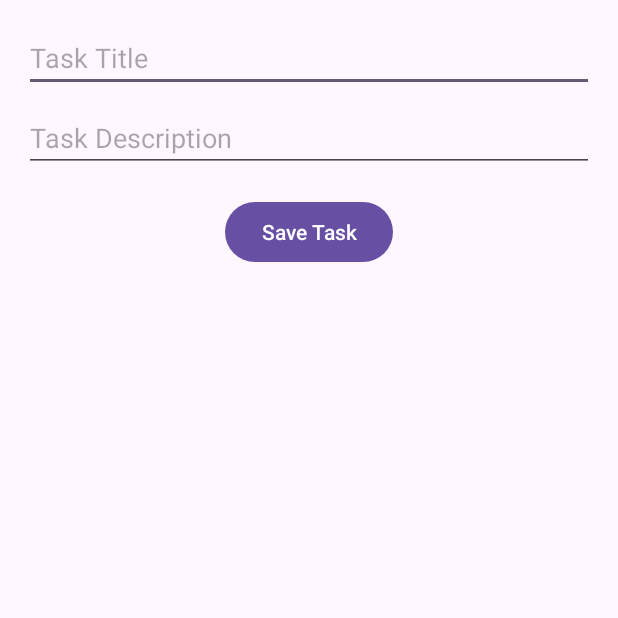
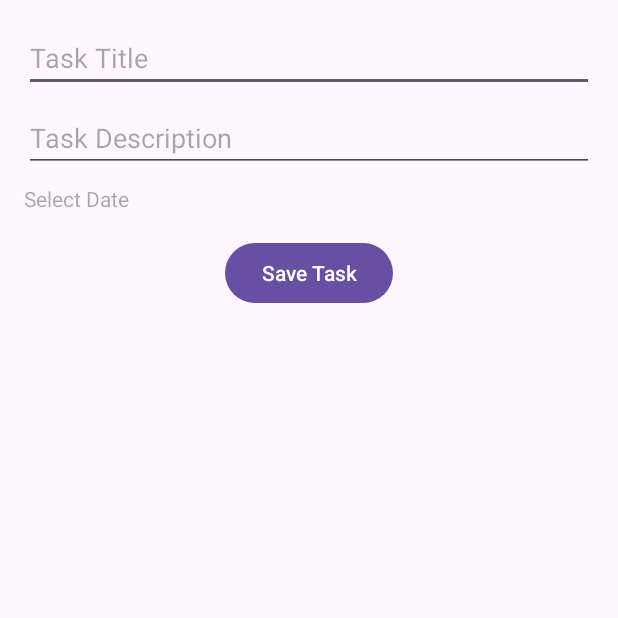
Before and after one commit to MySavEv/TodoList_Project_Group, an Android app: the screen it shows after launch (AddTaskActivity), after a tap on "Add New Task", on a phone screen of 412 x 824 dp, the top half of it. Run offline under Robolectric (Android 15) with nearby library versions, the phone set to English and light mode, and no system bars; 2 statements that could not run were skipped.

Commit message:
fix update tasklist when callback from addtask activity

```diff
--- a/app/src/main/java/com/example/todolist_project_group/AddTaskActivity.java
+++ b/app/src/main/java/com/example/todolist_project_group/AddTaskActivity.java
@@ -4,13 +4,22 @@ import android.content.Intent;
 import android.os.Bundle;
 import androidx.appcompat.app.AppCompatActivity;
 
+import android.view.LayoutInflater;
 import android.view.View;
+import android.view.ViewGroup;
 import android.widget.Button;
+import android.widget.CalendarView;
 import android.widget.EditText;
+import android.widget.PopupWindow;
+import android.widget.TextView;
 
 public class AddTaskActivity extends AppCompatActivity {
     private EditText editTextTaskTitle, editTextTaskDescription;
     private Button buttonSaveTask;
+    private CalendarView calendarView;
+    private PopupWindow calendarPopupWindow;
+    private TextView editTextDueDate;
+
 
     @Override
     protected void onCreate(Bundle savedInstanceState) {
@@ -19,7 +28,18 @@ public class AddTaskActivity extends AppCompatActivity {
 
         editTextTaskTitle = findViewById(R.id.editTextTaskTitle);
         editTextTaskDescription = findViewById(R.id.editTextTaskDescription);
+        editTextDueDate = findViewById(R.id.editTextDueDate);
         buttonSaveTask = findViewById(R.id.buttonSaveTask);
+
+        createCalendarPopup();
+
+        editTextDueDate.setOnClickListener(new View.OnClickListener() {
+            @Override
+            public void onClick(View view) {
+                calendarPopupWindow.showAsDropDown(view, 0, 0);
+            }
+        });
+
 
         buttonSaveTask.setOnClickListener(new View.OnClickListener() {
             @Override
@@ -27,11 +47,13 @@ public class AddTaskActivity extends AppCompatActivity {
                 // Get the task details
                 String title = editTextTaskTitle.getText().toString().trim();
                 String description = editTextTaskDescription.getText().toString().trim();
+                String duedate = editTextDueDate.getText().toString().trim();
 
                 // Create an intent to send the data back to MainActivity
                 Intent resultIntent = new Intent();
                 resultIntent.putExtra("TASK_TITLE", title);
                 resultIntent.putExtra("TASK_DESCRIPTION", description);
+                resultIntent.putExtra("TASK_DUEDATE", duedate);
 
                 // Set result and finish the activity
                 setResult(RESULT_OK, resultIntent);
@@ -39,4 +61,29 @@ public class AddTaskActivity extends AppCompatActivity {
             }
         });
     }
+
+    // สร้าง PopupWindow สำหรับแสดง CalendarView
+    private void createCalendarPopup() {
+        // ใช้ LayoutInflater เพื่อโหลด layout สำหรับ PopupWindow
+        View popupView = LayoutInflater.from(this).inflate(R.layout.popup_calendar, null);
+
+        // หาค่าของ CalendarView และ TextView ใน PopupWindow
+        calendarView = popupView.findViewById(R.id.calendarView);
+
+        // กำหนดการตั้งค่าการเลือกวันที่
+        calendarView.setOnDateChangeListener((view, year, month, dayOfMonth) -> {
+            // เมื่อเลือกวันที่จาก CalendarView
+            String selectedDate = dayOfMonth + "/" + (month + 1) + "/" + year;
+            editTextDueDate.setText(selectedDate);
+            // ปิด PopupWindow หลังจากเลือกวันที่
+            calendarPopupWindow.dismiss();
+        });
+
+        // สร้าง PopupWindow จาก popupView
+        calendarPopupWindow = new PopupWindow(popupView, ViewGroup.LayoutParams.WRAP_CONTENT, ViewGroup.LayoutParams.WRAP_CONTENT);
+
+        // กำหนดให้ PopupWindow ไม่สามารถขยายไปนอกขอบเขตของหน้าจอ
+        calendarPopupWindow.setFocusable(true); // ทำให้สามารถโฟกัสได้
+        calendarPopupWindow.setOutsideTouchable(true); // ทำให้สามารถคลิกนอก PopupWindow เพื่อปิดมัน
+    }
 }
--- a/app/src/main/java/com/example/todolist_project_group/MainActivity.java
+++ b/app/src/main/java/com/example/todolist_project_group/MainActivity.java
@@ -18,6 +18,7 @@ import androidx.recyclerview.widget.ItemTouchHelper;
 import androidx.recyclerview.widget.LinearLayoutManager;
 import androidx.recyclerview.widget.RecyclerView;
 
+import java.text.SimpleDateFormat;
 import java.util.ArrayList;
 import java.util.Date;
 import java.util.List;
@@ -42,14 +43,13 @@ public class MainActivity extends AppCompatActivity {
         recyclerViewTasks.setLayoutManager(new LinearLayoutManager(this));
 
         taskList = new ArrayList<>();
-        taskAdapter = new TaskAdapter(taskList);
+        taskAdapter = new TaskAdapter(taskList,taskRepository);
         recyclerViewTasks.setAdapter(taskAdapter);
 
         // Sample data
         taskRepository.insertTask("1", "Milk, Eggs, Bread",new Date(),0);
 
         taskList.addAll(taskRepository.getAllTasks());
-
         taskAdapter.notifyDataSetChanged();
 
         Button buttonAddTask = findViewById(R.id.buttonAddTask);
@@ -57,7 +57,7 @@ public class MainActivity extends AppCompatActivity {
             @Override
             public void onClick(View v) {
                 Intent intent = new Intent(MainActivity.this, AddTaskActivity.class);
-                startActivity(intent);
+                startActivityForResult(intent,1);
             }
         });
 
@@ -70,12 +70,12 @@ public class MainActivity extends AppCompatActivity {
             @Override
             public void onSwiped(@NonNull RecyclerView.ViewHolder viewHolder, int direction) {
                 int position = viewHolder.getAdapterPosition();
-
                 //Alert ask use for delete task
                 new AlertDialog.Builder(MainActivity.this)
                         .setMessage("Are you sure you want to delete this task?")
                         .setPositiveButton("Yes", (dialog, which) -> {
                             // Proceed with deletion
+                            taskRepository.deleteTask(taskList.get(position).getId());
                             taskAdapter.removeItem(position);
                         })
                         .setNegativeButton("No", (dialog, which) -> {
@@ -97,9 +97,12 @@ public class MainActivity extends AppCompatActivity {
             // Retrieve the task details from the intent
             String title = data.getStringExtra("TASK_TITLE");
             String description = data.getStringExtra("TASK_DESCRIPTION");
+            String duedate = data.getStringExtra("TASK_DUEDATE");
 
             // Add the new task to the list and update the adapter
-            taskList.add(new Task(title, description,new Date(),0));
+            taskRepository.insertTask(title,description,duedate,0);
+            taskList.removeAll(taskList);
+            taskList.addAll(taskRepository.getAllTasks());
             taskAdapter.notifyDataSetChanged();
         }
     }
--- a/app/src/main/java/com/example/todolist_project_group/Task.java
+++ b/app/src/main/java/com/example/todolist_project_group/Task.java
@@ -8,21 +8,24 @@ import java.util.Date;
 public class Task {
     @SuppressLint("SimpleDateFormat")
     private static final SimpleDateFormat dateFormat =
-            new SimpleDateFormat("yyyy-MM-dd HH:mm:ss");
+            new SimpleDateFormat("yyyy-MM-dd");
 
+    private int id;
     private String title;
     private String description;
     private String date;
     private int status;
 
-    public Task(String title, String description, Date date, int status) {
+    public Task(int id, String title, String description, Date date, int status) {
+        this.id = id;
         this.title = title;
         this.description = description;
         this.date = dateFormat.format(date);
         this.status = status;
     }
 
-    public Task(String title, String description, String date, int status) {
+    public Task(int id, String title, String description, String date, int status) {
+        this.id = id;
         this.title = title;
         this.description = description;
         this.date = date;
@@ -44,4 +47,8 @@ public class Task {
     public int getStatus() {
         return status;
     }
+
+    public int getId() {
+        return id;
+    }
 }
--- a/app/src/main/java/com/example/todolist_project_group/TaskAdapter.java
+++ b/app/src/main/java/com/example/todolist_project_group/TaskAdapter.java
@@ -14,10 +14,14 @@ import java.util.List;
 
 public class TaskAdapter extends RecyclerView.Adapter<TaskAdapter.TaskViewHolder> {
 
+    private TaskRepository taskRepository;
     private List<Task> tasks;
+    private Context ctx;
 
-    public TaskAdapter(List<Task> tasks) {
+    public TaskAdapter(List<Task> tasks,TaskRepository taskRepo) {
         this.tasks = tasks;
+        this.ctx = ctx;
+        taskRepository = taskRepo;
     }
 
     @NonNull
@@ -40,7 +44,7 @@ public class TaskAdapter extends RecyclerView.Adapter<TaskAdapter.TaskViewHolder
 
         adapter.setDropDownViewResource(android.R.layout.simple_spinner_dropdown_item);
 
-
+        holder.id.setText(String.valueOf(task.getId()));
         holder.titleTextView.setText(task.getTitle());
         holder.descriptionTextView.setText(task.getDescription());
         holder.textDate.setText(task.getDate());
@@ -63,18 +67,23 @@ public class TaskAdapter extends RecyclerView.Adapter<TaskAdapter.TaskViewHolder
         holder.textStatus.setOnItemSelectedListener(new AdapterView.OnItemSelectedListener() {
             @Override
             public void onItemSelected(AdapterView<?> adapterView, View view, int i, long l) {
+                Context ctx = view.getContext();
+                int taskId = Integer.parseInt(holder.id.getText().toString());
                 switch (i){
                     case 0:
                         holder.textStatus.setSelection(0);
                         holder.itemView.setBackgroundResource(R.drawable.notyet_background);
+                        taskRepository.updateStatus(taskId,0);
                         break;
                     case 1:
                         holder.textStatus.setSelection(1);
                         holder.itemView.setBackgroundResource(R.drawable.inprocess_background);
+                        taskRepository.updateStatus(taskId,1);
                         break;
                     case 2:
                         holder.textStatus.setSelection(2);
                         holder.itemView.setBackgroundResource(R.drawable.complete_background);
+                        taskRepository.updateStatus(taskId,2);
                 }
             }
 
@@ -97,6 +106,7 @@ public class TaskAdapter extends RecyclerView.Adapter<TaskAdapter.TaskViewHolder
     }
 
     static class TaskViewHolder extends RecyclerView.ViewHolder {
+        TextView id;
         TextView titleTextView;
         TextView descriptionTextView;
         TextView textDate;
@@ -105,6 +115,7 @@ public class TaskAdapter extends RecyclerView.Adapter<TaskAdapter.TaskViewHolder
 
         TaskViewHolder(View view) {
             super(view);
+            id = view.findViewById(R.id.textId);
             titleTextView = view.findViewById(R.id.textTaskTitle);
             descriptionTextView = view.findViewById(R.id.textTaskDescription);
             textDate = view.findViewById(R.id.textDate);
--- a/app/src/main/java/com/example/todolist_project_group/TaskRepository.java
+++ b/app/src/main/java/com/example/todolist_project_group/TaskRepository.java
@@ -4,6 +4,7 @@ import android.content.ContentValues;
 import android.content.Context;
 import android.database.Cursor;
 import android.database.sqlite.SQLiteDatabase;
+import android.database.sqlite.SQLiteStatement;
 
 import java.text.SimpleDateFormat;
 import java.util.ArrayList;
@@ -12,7 +13,7 @@ import java.util.List;
 
 public class TaskRepository {
     private static final SimpleDateFormat dateFormat =
-            new SimpleDateFormat("yyyy-MM-dd HH:mm:ss");
+            new SimpleDateFormat("dd/MM/yyyy");
 
     private DatabaseHelper dbHelper;
 
@@ -34,6 +35,20 @@ public class TaskRepository {
         return id;
     }
 
+    public long insertTask(String title, String description, String date,int status) {
+        SQLiteDatabase db = dbHelper.getWritableDatabase();
+        ContentValues values = new ContentValues();
+        values.put("title", title);
+        values.put("description", description);
+        values.put("date", date);
+        values.put("status", status);
+
+        // เพิ่มข้อมูลลงตาราง tasks
+        long id = db.insert("tasks", null, values);
+        db.close();
+        return id;
+    }
+
     public List<Task> getAllTasks() {
         SQLiteDatabase db = dbHelper.getReadableDatabase();
         List<Task> tasks = new ArrayList<>();
@@ -42,7 +57,7 @@ public class TaskRepository {
 
         if (cursor.moveToFirst()) {
             do {
-                Task t = new Task(cursor.getString(1),cursor.getString(2),cursor.getString(3),cursor.getInt(4));
+                Task t = new Task(cursor.getInt(0),cursor.getString(1),cursor.getString(2),cursor.getString(3),cursor.getInt(4));
                 tasks.add(t); // เพิ่ม title ลง List
 
             } while (cursor.moveToNext());
@@ -51,4 +66,26 @@ public class TaskRepository {
         db.close();
         return tasks;
     }
+
+    public int updateStatus(int id,int status){
+        SQLiteDatabase db = dbHelper.getWritableDatabase();
+        String query = "UPDATE tasks\n" +
+                "SET status = ?\n" +
+                "WHERE id = ?;";
+        SQLiteStatement stmt = db.compileStatement(query);
+        stmt.bindLong(1,status);
+        stmt.bindLong(2,id);
+
+        return stmt.executeUpdateDelete();
+    }
+
+    public int deleteTask(int id){
+        SQLiteDatabase db = dbHelper.getWritableDatabase();
+        String query = "DELETE FROM tasks WHERE id = ?";
+        SQLiteStatement stmt = db.compileStatement(query);
+
+        stmt.bindLong(1, id);
+
+        return stmt.executeUpdateDelete();
+    }
 }
--- a/app/src/main/res/layout/activity_add_task.xml
+++ b/app/src/main/res/layout/activity_add_task.xml
@@ -19,6 +19,13 @@
         android:hint="Task Description"
         android:layout_marginTop="8dp"/>
 
+    <TextView
+        android:id="@+id/editTextDueDate"
+        android:layout_width="match_parent"
+        android:layout_height="wrap_content"
+        android:hint="Select Date"
+        android:layout_marginTop="8dp"/>
+
     <Button
         android:id="@+id/buttonSaveTask"
         android:layout_width="wrap_content"
```
Also changed, not shown: app/src/main/res/layout/item_task.xml (+8 -0 lines), app/src/main/res/layout/popup_calendar.xml (added, +14 -0 lines).
